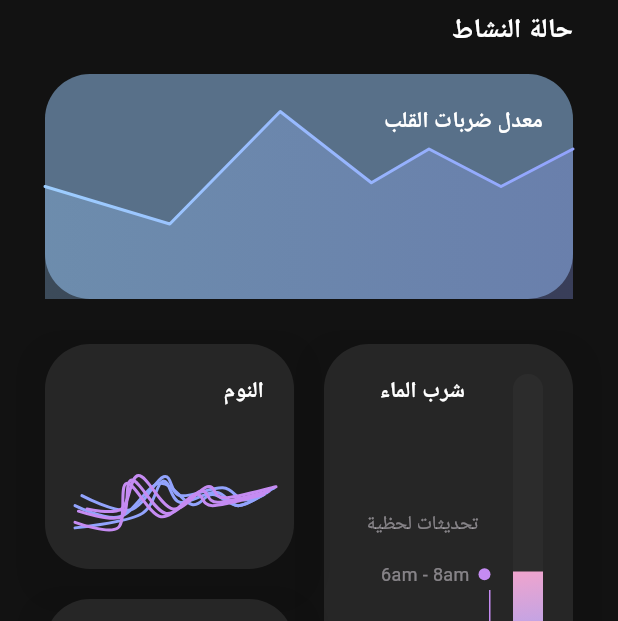
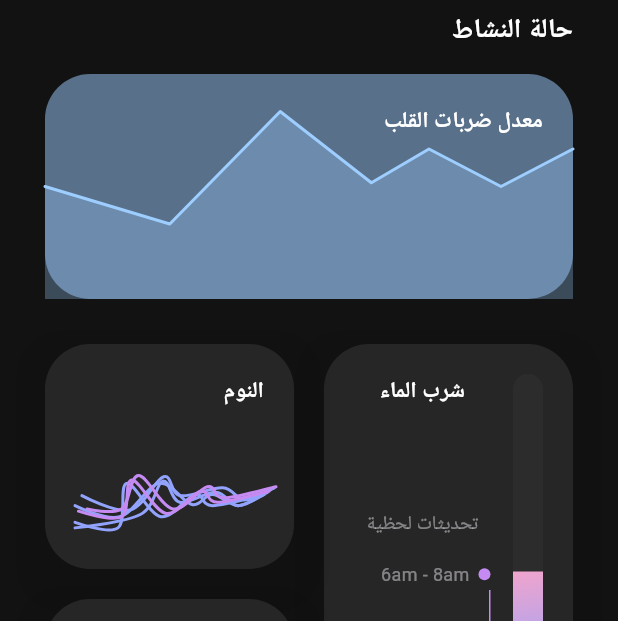
Before and after one commit to flixnettv/fitness-flutter, a Flutter app: the HomePage screen opened directly, on a phone screen of 412 x 824 dp. Shown: the part 559-1180 px from the top of the screen. Run offline on Flutter 3.47's test engine with Material 3 defaults, Android fonts, the phone set to English and light mode, and no system bars; drawn by our look-alikes of fl_chart; our stand-ins replace dio, flutter_svg, shared_preferences; accounts and stored records are empty; network calls fail.

Commit message:
Fix fl_chart 1.x API (color singular), SVG const, imports

```diff
--- a/lib/main.dart
+++ b/lib/main.dart
@@ -3,7 +3,6 @@ import 'package:flutter_localizations/flutter_localizations.dart';
 import 'package:provider/provider.dart';
 import 'package:shared_preferences/shared_preferences.dart';
 
-import 'l10n/app_strings.dart';
 import 'router.dart';
 import 'theme/app_theme.dart';
 
--- a/lib/models/exercise.dart
+++ b/lib/models/exercise.dart
@@ -24,7 +24,7 @@ class Exercise {
         : <String, dynamic>{};
 
     String stripHtml(String? html) =>
-        RegExp(r'<[^>]*>').replaceAll(html ?? '', '').trim();
+        (html ?? '').replaceAll(RegExp(r'<[^>]*>'), '').trim();
 
     final muscles = <String>[];
     for (final item in json['muscles'] as List<dynamic>? ?? []) {
--- a/lib/pages/login_page.dart
+++ b/lib/pages/login_page.dart
@@ -283,7 +283,7 @@ class LoginPageState extends State<LoginPage> {
                               color: onSurface.withOpacity(0.1),
                             ),
                           ),
-                          child: const Center(
+                          child: Center(
                             child: SvgPicture.asset(
                               "assets/images/google_icon.svg",
                               width: 20,
@@ -302,7 +302,7 @@ class LoginPageState extends State<LoginPage> {
                               color: onSurface.withOpacity(0.1),
                             ),
                           ),
-                          child: const Center(
+                          child: Center(
                             child: SvgPicture.asset(
                               "assets/images/facebook_icon.svg",
                               width: 20,
--- a/lib/pages/register_page.dart
+++ b/lib/pages/register_page.dart
@@ -119,7 +119,6 @@ class RegisterPageState extends State<RegisterPage> {
 
   @override
   Widget build(BuildContext context) {
-    final onSurface = Theme.of(context).colorScheme.onSurface;
     return Scaffold(
       body: Container(
         width: double.infinity,
--- a/lib/pages/root_app.dart
+++ b/lib/pages/root_app.dart
@@ -162,13 +162,13 @@ class _ChartPage extends StatelessWidget {
                         FlSpot(11, 4),
                       ],
                       isCurved: true,
-                      colors: [primary],
+                      color: primary,
                       barWidth: 2,
                       isStrokeCapRound: true,
                       dotData: const FlDotData(show: false),
                       belowBarData: BarAreaData(
                         show: true,
-                        colors: [primary.withOpacity(0.3)],
+                        color: primary.withOpacity(0.3),
                       ),
                     ),
                   ],
@@ -210,7 +210,7 @@ class _ChartPage extends StatelessWidget {
                         FlSpot(11, 4),
                       ],
                       isCurved: true,
-                      colors: [AppTheme.third(context)],
+                      color: AppTheme.third(context),
                       barWidth: 2,
                       isStrokeCapRound: true,
                       dotData: const FlDotData(show: false),
--- a/lib/pages/today_target_detail_page.dart
+++ b/lib/pages/today_target_detail_page.dart
@@ -137,7 +137,7 @@ class TodayTargetDetailPageState extends State<TodayTargetDetailPage> {
                             child: Row(
                               mainAxisAlignment: MainAxisAlignment.spaceEvenly,
                               children: [
-                                const SvgPicture.asset("assets/images/glass.svg"),
+                                SvgPicture.asset("assets/images/glass.svg"),
                                 Text(
                                   AppStrings.t(context, 'waterIntake'),
                                   style: const TextStyle(fontSize: 13),
@@ -159,7 +159,7 @@ class TodayTargetDetailPageState extends State<TodayTargetDetailPage> {
                             child: Row(
                               mainAxisAlignment: MainAxisAlignment.spaceEvenly,
                               children: [
-                                const SvgPicture.asset(
+                                SvgPicture.asset(
                                   "assets/images/foot_step.svg",
                                 ),
                                 const Text(
--- a/lib/router.dart
+++ b/lib/router.dart
@@ -1,6 +1,5 @@
 import 'package:flutter/material.dart';
 
-import 'pages/home_page.dart';
 import 'pages/login_page.dart';
 import 'pages/register_page.dart';
 import 'pages/root_app.dart';
--- a/lib/widget/chart_activity_status.dart
+++ b/lib/widget/chart_activity_status.dart
@@ -30,13 +30,13 @@ LineChartData activityData({required List<Color> colors}) {
           FlSpot(11, 4),
         ],
         isCurved: false,
-        colors: colors,
+        color: colors.first,
         barWidth: 2,
         isStrokeCapRound: true,
         dotData: const FlDotData(show: false),
         belowBarData: BarAreaData(
           show: true,
-          colors: colors.map((color) => color.withOpacity(0.3)).toList(),
+          color: colors.first.withOpacity(0.3),
         ),
       ),
     ],
--- a/lib/widget/chart_sleep.dart
+++ b/lib/widget/chart_sleep.dart
@@ -26,7 +26,7 @@ LineChartData sleepData({required List<Color> colors, required Color third}) {
           FlSpot(11, 4),
         ],
         isCurved: true,
-        colors: colors,
+        color: colors.first,
         barWidth: 2,
         isStrokeCapRound: true,
         dotData: const FlDotData(show: false),
@@ -42,7 +42,7 @@ LineChartData sleepData({required List<Color> colors, required Color third}) {
           FlSpot(11.2, 4.2),
         ],
         isCurved: true,
-        colors: colors,
+        color: colors.first,
         barWidth: 2,
         isStrokeCapRound: true,
         dotData: const FlDotData(show: false),
@@ -73,8 +73,8 @@ LineChartData sleepData({required List<Color> colors, required Color third}) {
           FlSpot(8, 3),
           FlSpot(11, 4),
         ],
-        isCurved: true,
-        colors: [third],
+isCurved: true,
+        color: colors.first,
         barWidth: 2,
         isStrokeCapRound: true,
         dotData: const FlDotData(show: false),
@@ -90,7 +90,7 @@ LineChartData sleepData({required List<Color> colors, required Color third}) {
           FlSpot(11.3, 4.3),
         ],
         isCurved: true,
-        colors: [third],
+        color: third,
         barWidth: 2,
         isStrokeCapRound: true,
         dotData: const FlDotData(show: false),
@@ -106,7 +106,7 @@ LineChartData sleepData({required List<Color> colors, required Color third}) {
           FlSpot(11.7, 4.7),
         ],
         isCurved: true,
-        colors: [third],
+        color: third,
         barWidth: 2,
         isStrokeCapRound: true,
         dotData: const FlDotData(show: false),
--- a/lib/widget/chart_workout_progress.dart
+++ b/lib/widget/chart_workout_progress.dart
@@ -27,7 +27,6 @@ LineChartData workoutProgressData({
         sideTitles: SideTitles(
           showTitles: true,
           reservedSize: 22,
-          margin: 8,
           getTitlesWidget: (value, meta) {
             String text = '';
             switch (value.toInt()) {
@@ -58,13 +57,12 @@ LineChartData workoutProgressData({
         ),
       ),
       leftTitles: const AxisTitles(
-        sideTitles: SideTitles(showTitles: false, reservedSize: 28, margin: 12),
+        sideTitles: SideTitles(showTitles: false, reservedSize: 28),
       ),
       rightTitles: AxisTitles(
         sideTitles: SideTitles(
           showTitles: true,
           reservedSize: 28,
-          margin: 12,
           getTitlesWidget: (value, meta) {
             String text = '';
             switch (value.toInt()) {
@@ -109,7 +107,7 @@ LineChartData workoutProgressData({
           FlSpot(11, 4),
         ],
         isCurved: true,
-        colors: colors,
+        color: colors.first,
         barWidth: 2,
         isStrokeCapRound: true,
         dotData: const FlDotData(show: false),
@@ -125,7 +123,7 @@ LineChartData workoutProgressData({
           FlSpot(11, 4),
         ],
         isCurved: true,
-        colors: [third.withOpacity(0.5)],
+        color: third.withOpacity(0.5),
         barWidth: 1,
         isStrokeCapRound: true,
         dotData: const FlDotData(show: false),
```
Also changed, not shown: 1 other file.
